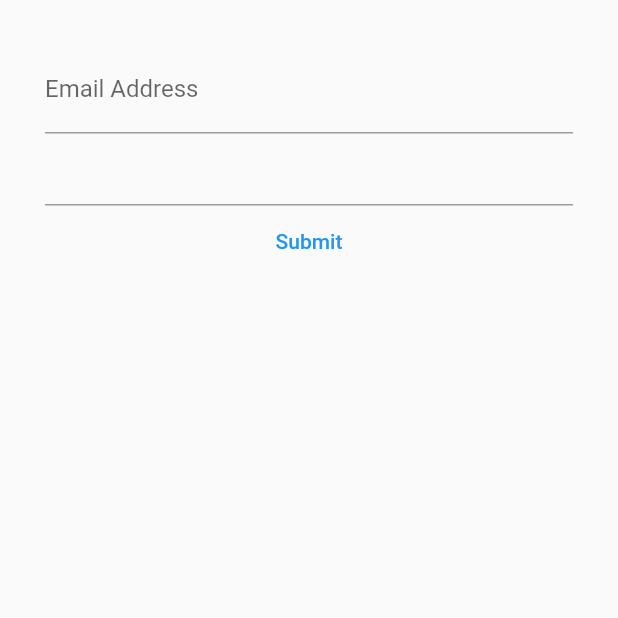
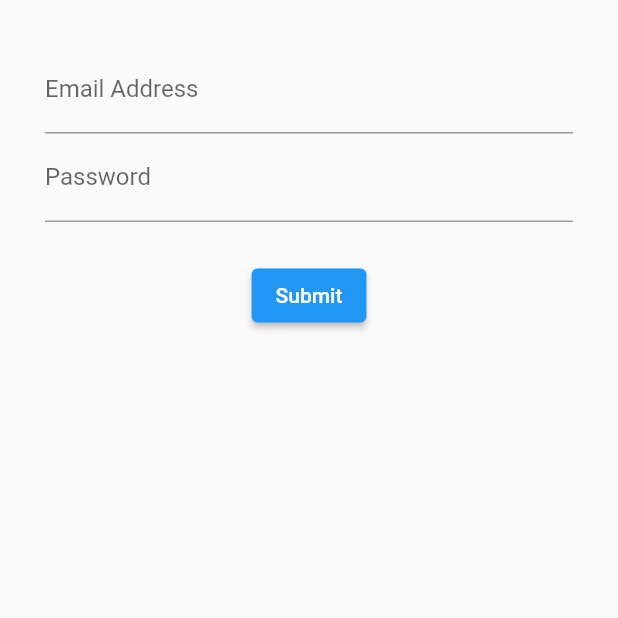
Before and after one commit to MajiMura/forms_and_validation_application, a Flutter app: the screen it shows after launch, on a phone screen of 412 x 824 dp, the top half of it. Run offline on Flutter 3.47's test engine with Material 2 defaults, Android fonts, the phone set to English and light mode, and no system bars.

Commit message:
feat: Stylised submit button

```diff
--- a/lib/src/screens/login_screen.dart
+++ b/lib/src/screens/login_screen.dart
@@ -8,6 +8,7 @@ class LoginScreen extends StatefulWidget {
 }
 
 class _LoginScreenState extends State<LoginScreen> {
+
   @override
   Widget build(BuildContext context) {
     return Container(
@@ -16,6 +17,11 @@ class _LoginScreenState extends State<LoginScreen> {
         child: Column(children: [
           _emailField(),
           _passwordField(),
+          Container(
+            margin: const EdgeInsets.only(
+              bottom: 25.0,
+            ),
+          ),
           _submitButton(),
         ]),
       ),
@@ -25,18 +31,26 @@ class _LoginScreenState extends State<LoginScreen> {
   Widget _emailField() {
     return TextFormField(
       keyboardType: TextInputType.emailAddress,
-      decoration: const InputDecoration(labelText: 'Email Address',
-      hintText: 'you@example.com',
+      decoration: const InputDecoration(
+        labelText: 'Email Address',
+        hintText: 'you@example.com',
       ),
     );
   }
 
   Widget _passwordField() {
-    return TextFormField();
+    return TextFormField(
+      obscureText: true,
+      decoration: const InputDecoration(
+        labelText: 'Password',
+        hintText: 'Password',
+      ),
+    );
   }
 
   Widget _submitButton() {
-    return TextButton(
+    return ElevatedButton(
+      style: ElevatedButton.styleFrom(primary: Colors.blue),
       onPressed: () {},
       child: const Text('Submit'),
     );
```
